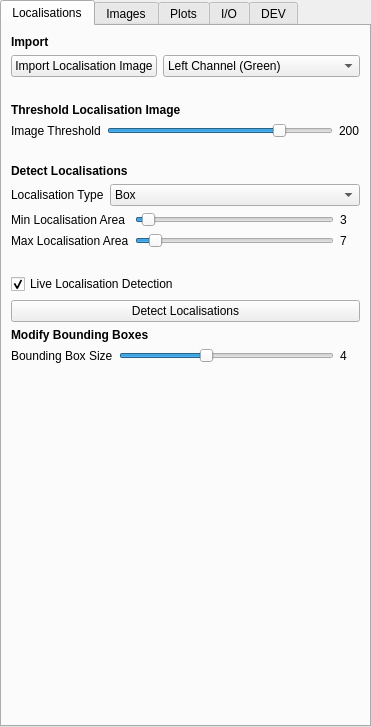
This is src/napari_gapseq/gapseq_ui.ui in piedrro/napari-GapSeq as Qt 5 draws it before an edit. The edited form follows.
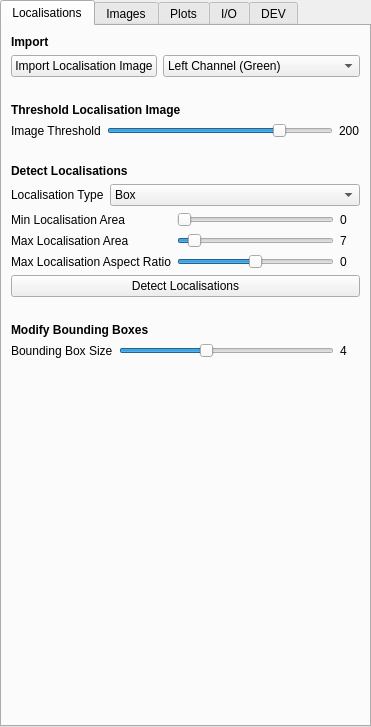
This is the edited form.

Commit message: Added bounding box fitting and aspect ratio filtering

What changed in the file:
```diff
--- a/src/napari_gapseq/gapseq_ui.ui
+++ b/src/napari_gapseq/gapseq_ui.ui
@@ -203,8 +203,8 @@
     </item>
     <item>
      <layout class="QGridLayout" name="gridLayout">
-      <item row="1" column="2">
-       <widget class="QLabel" name="localisation_area_min_label">
+      <item row="3" column="2">
+       <widget class="QLabel" name="localisation_aspect_ratio_label">
         <property name="minimumSize">
          <size>
           <width>20</width>
@@ -218,7 +218,7 @@
          </size>
         </property>
         <property name="text">
-         <string>3</string>
+         <string>0</string>
         </property>
        </widget>
       </item>
@@ -228,13 +228,35 @@
          <number>100</number>
         </property>
         <property name="value">
-         <number>3</number>
+         <number>0</number>
         </property>
         <property name="orientation">
          <enum>Qt::Horizontal</enum>
         </property>
        </widget>
       </item>
+      <item row="1" column="2">
+       <widget class="QLabel" name="localisation_area_min_label">
+        <property name="enabled">
+         <bool>true</bool>
+        </property>
+        <property name="minimumSize">
+         <size>
+          <width>20</width>
+          <height>0</height>
+         </size>
+        </property>
+        <property name="baseSize">
+         <size>
+          <width>5</width>
+          <height>0</height>
+         </size>
+        </property>
+        <property name="text">
+         <string>0</string>
+        </property>
+       </widget>
+      </item>
       <item row="2" column="0">
        <widget class="QLabel" name="label_9">
         <property name="text">
@@ -284,8 +306,41 @@
         </property>
        </widget>
       </item>
+      <item row="3" column="0">
+       <widget class="QLabel" name="label_28">
+        <property name="text">
+         <string>Max Localisation Aspect Ratio</string>
+        </property>
+       </widget>
+      </item>
+      <item row="3" column="1">
+       <widget class="QSlider" name="localisation_aspect_ratio">
+        <property name="minimum">
+         <number>10</number>
+        </property>
+        <property name="maximum">
+         <number>20</number>
+        </property>
+        <property name="pageStep">
+         <number>1</number>
+        </property>
+        <property name="value">
+         <number>15</number>
+        </property>
+        <property name="orientation">
+         <enum>Qt::Horizontal</enum>
+        </property>
+       </widget>
+      </item>
      </layout>
     </item>
+    <item>
+     <widget class="QPushButton" name="localisation_detect">
+      <property name="text">
+       <string>Detect Localisations</string>
+      </property>
+     </widget>
+    </item>
     <item>
      <spacer name="verticalSpacer_3">
       <property name="orientation">
@@ -302,23 +357,6 @@
       </property>
      </spacer>
     </item>
-    <item>
-     <widget class="QCheckBox" name="localisation_live_detection">
-      <property name="text">
-       <string>Live Localisation Detection</string>
-      </property>
-      <property name="checked">
-       <bool>true</bool>
-      </property>
-     </widget>
-    </item>
-    <item>
-     <widget class="QPushButton" name="localisation_detect">
-      <property name="text">
-       <string>Detect Localisations</string>
-      </property>
-     </widget>
-    </item>
     <item>
      <widget class="QLabel" name="label_12">
       <property name="font">
```
Left out of the diff: 9 changed lines with no effect on the pictures. The commit also changes 3 other files.
